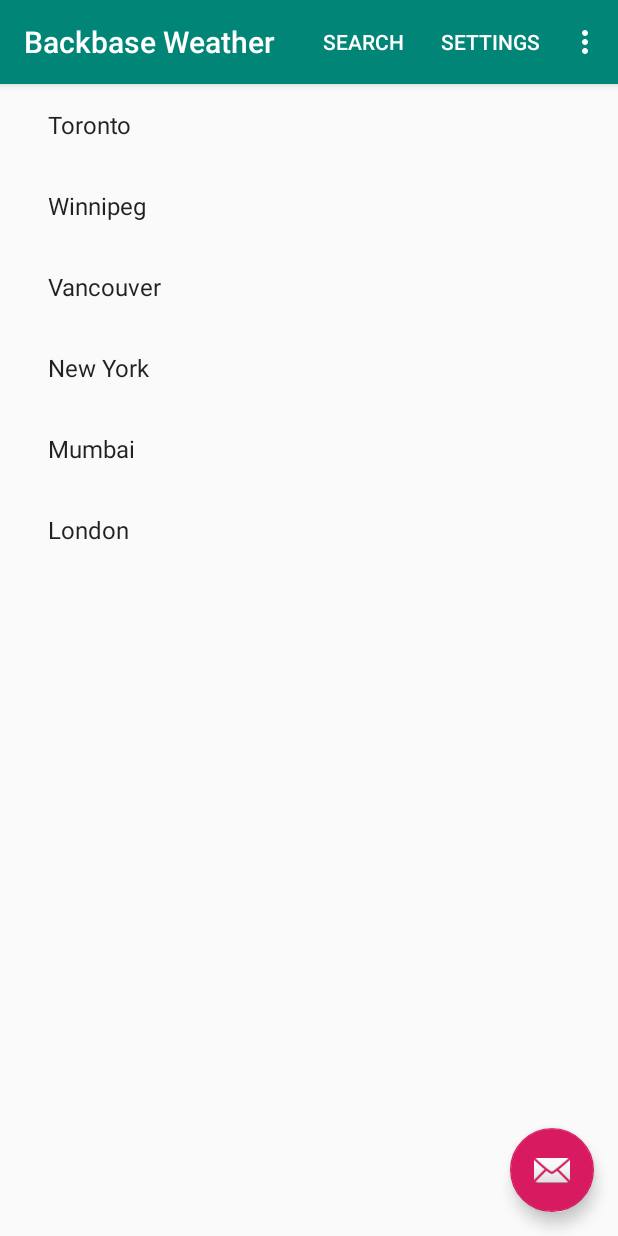
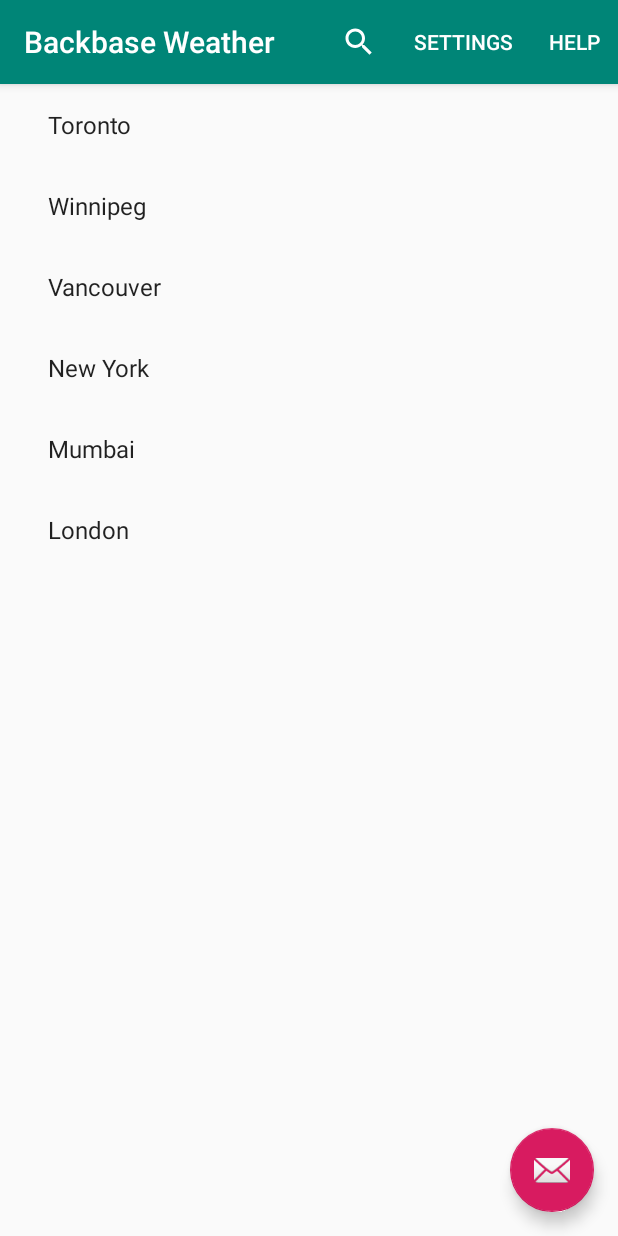
Before and after one commit to joy6005/BackBaseWeatherApplication, an Android app: the screen it shows after launch (HomeActivity), on a phone screen of 412 x 824 dp. Run offline under Robolectric (Android 15) with nearby library versions, the phone set to English and light mode, and no system bars; our stand-ins replace Room's generated code.

Commit message:
Search View added to menu

```diff
--- a/app/src/main/res/menu/menu_main.xml
+++ b/app/src/main/res/menu/menu_main.xml
@@ -6,7 +6,8 @@
 
     <item  android:id="@+id/action_search"
            android:title="Search"
-           app:showAsAction="always"/>
+           app:showAsAction="always"
+           app:actionViewClass="android.support.v7.widget.SearchView"/>
     <item  android:id="@+id/action_settings"
            android:title="Settings"
            app:showAsAction="ifRoom"/>
```
